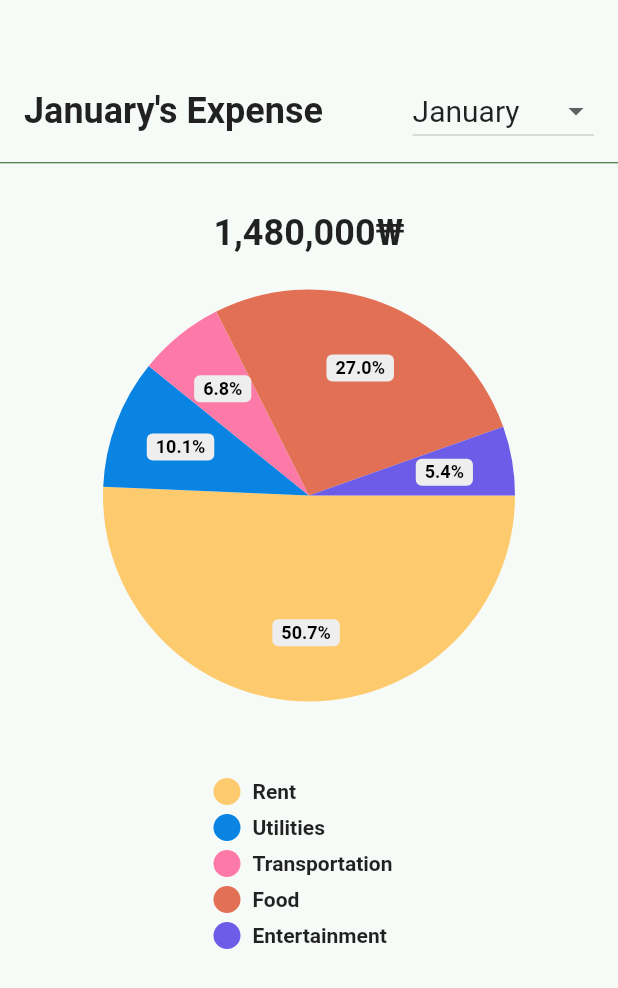
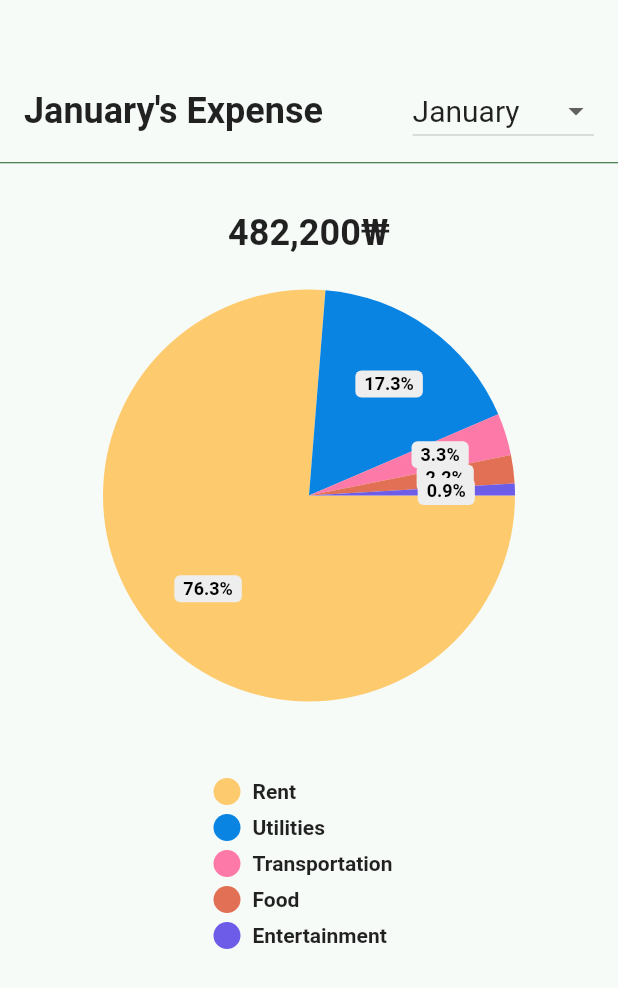
Before and after one commit to adlanrashdan/BudgetKU_app, a Flutter app: the MyExpensePage screen opened directly, on a phone screen of 412 x 824 dp. Shown: the top 988 px of the screen. Run offline on Flutter 3.47's test engine with Material 2 defaults, Android fonts, the phone set to English and light mode, and no system bars; drawn by our look-alikes of pie_chart.

Commit message:
expense data

```diff
--- a/lib/main.dart
+++ b/lib/main.dart
@@ -474,13 +474,16 @@ class _MyPageState extends State<MyPage> {
             children: [
               Icon(
                 icon,
-                color: isSelected ? Colors.white : Color.fromARGB(255, 10, 66, 12),
+                color:
+                    isSelected ? Colors.white : Color.fromARGB(255, 10, 66, 12),
               ),
               SizedBox(height: 4.0),
               Text(
                 label,
                 style: TextStyle(
-                  color: isSelected ? Colors.white :Color.fromARGB(255, 10, 66, 12),
+                  color: isSelected
+                      ? Colors.white
+                      : Color.fromARGB(255, 10, 66, 12),
                 ),
               ),
             ],
@@ -511,7 +514,6 @@ class _MyPageState extends State<MyPage> {
       ),
     );
   }
-
 }
 
 class MyProfile extends StatefulWidget {
@@ -750,88 +752,88 @@ class _MyExpensePageState extends State<MyExpensePage> {
   String dropdownValue = 'January'; // Default dropdown value
   final Map<String, Map<String, double>> expenseData = {
     'January': {
-      'Rent': 750000,
-      'Utilities': 150000,
-      'Transportation': 100000,
-      'Food': 400000,
-      'Entertainment': 80000,
+      "Rent": 367800,
+      "Utilities": 83300,
+      "Transportation": 15900,
+      "Food": 10700,
+      "Entertainment": 4500,
     },
     'February': {
-      'Rent': 720000,
-      'Utilities': 140000,
-      'Transportation': 100000,
-      'Food': 380000,
-      'Entertainment': 90000,
+      "Rent": 360000,
+      "Utilities": 9600,
+      "Transportation": 18900,
+      "Food": 36700,
+      "Entertainment": 11800,
     },
     'March': {
-      'Rent': 750000,
-      'Utilities': 160000,
-      'Transportation': 100000,
-      'Food': 420000,
-      'Entertainment': 95000,
+      "Rent": 360000,
+      "Utilities": 8900,
+      "Transportation": 0,
+      "Food": 51650,
+      "Entertainment": 71600,
     },
     'April': {
-      'Rent': 700000,
-      'Utilities': 140000,
-      'Transportation': 95000,
-      'Food': 380000,
-      'Entertainment': 85000,
+      "Rent": 360000,
+      "Utilities": 3700,
+      "Transportation": 6600,
+      "Food": 24660,
+      "Entertainment": 14400,
     },
     'May': {
-      'Rent': 730000,
-      'Utilities': 150000,
-      'Transportation': 105000,
-      'Food': 400000,
-      'Entertainment': 90000,
+      "Rent": 360000,
+      "Utilities": 8700,
+      "Transportation": 11600,
+      "Food": 31820,
+      "Entertainment": 4300,
     },
     'June': {
-      'Rent': 720000,
-      'Utilities': 140000,
-      'Transportation': 100000,
-      'Food': 390000,
-      'Entertainment': 85000,
+      "Rent": 360000,
+      "Utilities": 9000,
+      "Transportation": 6600,
+      "Food": 49984,
+      "Entertainment": 9500,
     },
     'July': {
-      'Rent': 750000,
-      'Utilities': 160000,
-      'Transportation': 105000,
-      'Food': 420000,
-      'Entertainment': 95000,
+      "Rent": 367800,
+      "Utilities": 83300,
+      "Transportation": 15900,
+      "Food": 10700,
+      "Entertainment": 4500,
     },
     'August': {
-      'Rent': 700000,
-      'Utilities': 140000,
-      'Transportation': 95000,
-      'Food': 380000,
-      'Entertainment': 85000,
+      "Rent": 360000,
+      "Utilities": 9600,
+      "Transportation": 18900,
+      "Food": 36700,
+      "Entertainment": 11800,
     },
     'September': {
-      'Rent': 730000,
-      'Utilities': 150000,
-      'Transportation': 105000,
-      'Food': 400000,
-      'Entertainment': 90000,
+      "Rent": 360000,
+      "Utilities": 8900,
+      "Transportation": 0,
+      "Food": 51650,
+      "Entertainment": 71600,
     },
     'October': {
-      'Rent': 720000,
-      'Utilities': 140000,
-      'Transportation': 100000,
-      'Food': 390000,
-      'Entertainment': 85000,
+      "Rent": 360000,
+      "Utilities": 3700,
+      "Transportation": 6600,
+      "Food": 24660,
+      "Entertainment": 14400,
     },
     'November': {
-      'Rent': 750000,
-      'Utilities': 160000,
-      'Transportation': 105000,
-      'Food': 420000,
-      'Entertainment': 95000,
+      "Rent": 360000,
+      "Utilities": 8700,
+      "Transportation": 11600,
+      "Food": 31820,
+      "Entertainment": 4300,
     },
     'December': {
-      'Rent': 700000,
-      'Utilities': 140000,
-      'Transportation': 95000,
-      'Food': 380000,
-      'Entertainment': 85000,
+      "Rent": 360000,
+      "Utilities": 9000,
+      "Transportation": 6600,
+      "Food": 49984,
+      "Entertainment": 9500,
     },
   };
 
@@ -907,8 +909,8 @@ class _MyExpensePageState extends State<MyExpensePage> {
     );
 
     return Scaffold(
-      backgroundColor: Color.fromARGB(255, 247, 251,
-                248), // Set the background color here
+      backgroundColor:
+          Color.fromARGB(255, 247, 251, 248), // Set the background color here
       body: SingleChildScrollView(
         child: Column(
           children: [
@@ -1347,7 +1349,7 @@ class _MySpendingPageState extends State<MySpendingPage> {
                   );
 
                   tableRows.add(newRow);
-                  totalSpend+=int.parse(amount);
+                  totalSpend += int.parse(amount);
 
                   titleController.clear();
                   amountController.clear();
@@ -1632,8 +1634,7 @@ class _GroceriesCalculatorPageState extends State<GroceriesCalculatorPage> {
   @override
   Widget build(BuildContext context) {
     return Scaffold(
-      backgroundColor: Color.fromARGB(255, 247, 251,
-                248),
+      backgroundColor: Color.fromARGB(255, 247, 251, 248),
       body: Padding(
         padding: const EdgeInsets.all(16.0),
         child: SingleChildScrollView(
@@ -1803,8 +1804,7 @@ class _AddItemDialogState extends State<AddItemDialog> {
           child: const Text('Cancel'),
         ),
         ElevatedButton(
-           style: ElevatedButton.styleFrom(
-                    primary: Colors.green),
+          style: ElevatedButton.styleFrom(primary: Colors.green),
           onPressed: () {
             if (_formKey.currentState?.validate() ?? false) {
               _formKey.currentState?.save();
```
Lines whose indentation alone changed are shown as unchanged.
